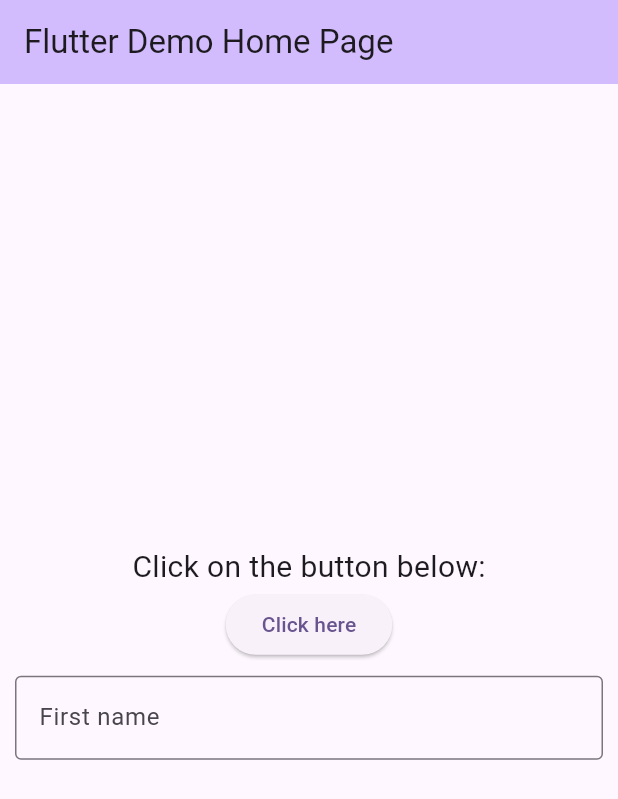
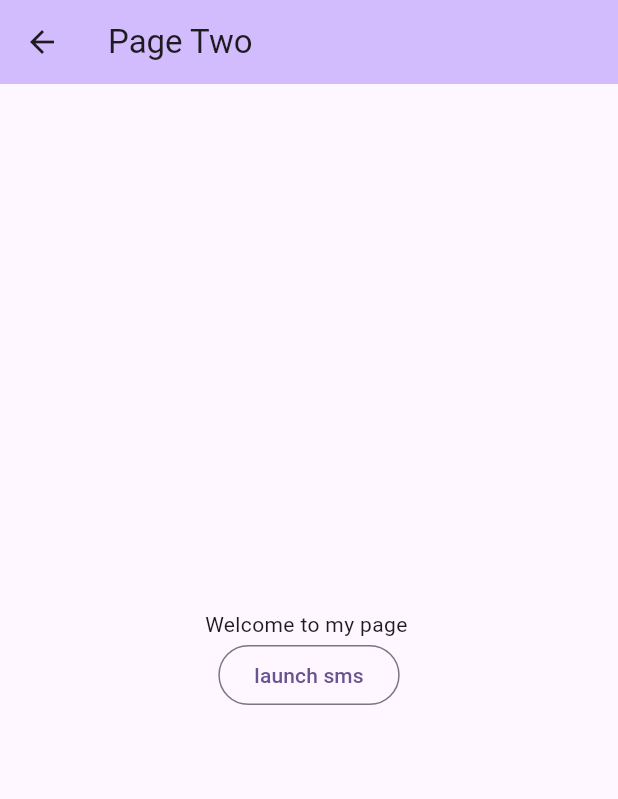
Before and after one commit to etorunski/CST2335_Summer24, a Flutter app: the screen it shows after launch, after a tap on "Click here", on a phone screen of 412 x 824 dp. Shown: the top 799 px of the screen. Run offline on Flutter 3.47's test engine with Material 3 defaults, Android fonts, the phone set to English and light mode, and no system bars; missing offline and left inert: encrypted_shared_preferences; statements that could not run were skipped.

Commit message:
Finished week 5

```diff
--- /dev/null
+++ b/lib/DataRepository.dart
@@ -0,0 +1,28 @@
+
+
+//responsible for loading and saving itself
+import 'dart:async';
+
+import 'package:encrypted_shared_preferences/encrypted_shared_preferences.dart';
+
+class DataRepository{
+
+  static String firstName = ""; //initially it's empty string
+  static String lastName = "";
+
+  static void loadData()
+  {
+    //load your variables here
+    var prefs = EncryptedSharedPreferences();
+    prefs.getString("firstName").then( (endProduct) {firstName = endProduct;}    );
+    //firstName =  await prefs.getString("firstName");
+  }
+
+
+  static void saveData()
+  {
+    //save your variables
+    var prefs = EncryptedSharedPreferences();
+    prefs.setString("firstName", firstName);
+  }
+}
--- /dev/null
+++ b/lib/OtherPage.dart
@@ -0,0 +1,54 @@
+      //StatefulWidget means widget with variables
+import 'package:flutter/cupertino.dart';
+import 'package:flutter/material.dart';
+import 'package:url_launcher/url_launcher.dart';
+import 'DataRepository.dart';
+
+
+class OtherPage extends StatefulWidget{
+
+  @override
+  State<OtherPage> createState() {
+      return OtherPageState(); //no new for constructor
+  }
+}
+
+//create a subclass of State<OtherPage>:
+class OtherPageState extends State<OtherPage> //build() function, has variables
+{
+
+  @override
+  Widget build(BuildContext context) { //represents what is seen on the page
+    return  Scaffold(
+        appBar: AppBar(backgroundColor: Theme.of(context).colorScheme.inversePrimary,title: Text("Page Two")),
+        body: Center(child:
+            Column(
+              crossAxisAlignment: CrossAxisAlignment.center,
+              mainAxisAlignment: MainAxisAlignment.center,
+              children:[
+                Text("Welcome to my page "  + DataRepository.firstName),
+                OutlinedButton(child:Text("launch sms"), onPressed: ()
+                {
+                    canLaunch("mailto:torunse@algonquincollege.com").then( (canMakePhoneCalls)  {
+                      //if(canMakePhoneCalls){
+                        launch("mailto:torunse@algonquincollege.com");
+                     /* }
+                      else { //show an error message
+                        //can't make phone calls
+                        var snackBar = SnackBar( content: Text('You can\'t make phone calls') );
+                        ScaffoldMessenger.of(context).showSnackBar(snackBar);
+                      }*/
+
+                    });
+
+
+                },)
+            ])
+        )
+    );
+
+
+  }
+
+  //build function is what creates the layout and page widgets
+}
--- a/lib/main.dart
+++ b/lib/main.dart
@@ -1,4 +1,7 @@
 import 'package:flutter/material.dart';
+import 'OtherPage.dart';
+import 'DataRepository.dart';
+
 
 void main() {
   runApp(const MyApp());
@@ -11,12 +14,19 @@ class MyApp extends StatelessWidget {
   @override
   Widget build(BuildContext context) {
     return MaterialApp(
+      //list all the pages:
+      routes: {
+        //Keys:         //values
+        '/pageOne'   :   (context) => MyHomePage(title: 'Flutter Demo Home Page'),
+        '/pageTwo'  :    (context) { return OtherPage(); }
+
+      },
       title: 'Flutter Demo',
       theme: ThemeData(
         colorScheme: ColorScheme.fromSeed(seedColor: Colors.deepPurple),
         useMaterial3: true,
       ),
-      home: const MyHomePage(title: 'Flutter Demo Home Page'),
+      initialRoute : '/pageOne'  ,
     );
   }
 }
@@ -42,6 +52,8 @@ class _MyHomePageState extends State<MyHomePage> {
     super.initState();
     _controller = TextEditingController();
     _controller2 = TextEditingController();
+
+    DataRepository.loadData();
   }
 
   @override
@@ -49,6 +61,8 @@ class _MyHomePageState extends State<MyHomePage> {
     super.dispose();
     _controller.dispose(); //delete memory of _controller
     _controller2.dispose();
+    //save DataRepository
+    DataRepository.saveData();
   }
 
 
@@ -68,13 +82,14 @@ class _MyHomePageState extends State<MyHomePage> {
           children: <Widget>[
             const Text('Click on the button below:', style: TextStyle(fontSize:20.0), ),
             ElevatedButton( onPressed:buttonClicked, child:  Text("Click here")  ),
-            Padding(padding: EdgeInsets.fromLTRB(10, 10, 10, 10), child:
-            TextField(controller: _controller,
+            Row(children:[
+            Flexible(child:TextField(controller: _controller,
                 decoration: InputDecoration(
                     hintText:"Type here",
                     border: OutlineInputBorder(),
                     labelText: "First name"
-                ))),
+                )))//this will have size for hit-testing
+            ]),
           ],
         ),
       ),
@@ -84,6 +99,9 @@ class _MyHomePageState extends State<MyHomePage> {
   //This function gets run when you click the button
   void buttonClicked(){
 
+    DataRepository.firstName  = _controller.value.text;
+    Navigator.pushNamed(context, '/pageTwo'); //'/pageTwo' is one of your routes above
+
   }
 
 
--- a/pubspec.yaml
+++ b/pubspec.yaml
@@ -35,6 +35,8 @@ dependencies:
   # The following adds the Cupertino Icons font to your application.
   # Use with the CupertinoIcons class for iOS style icons.
   cupertino_icons: ^1.0.2
+  encrypted_shared_preferences: ^3.0.1
+  url_launcher: ^6.3.0
 
 dev_dependencies:
   flutter_test:
```
